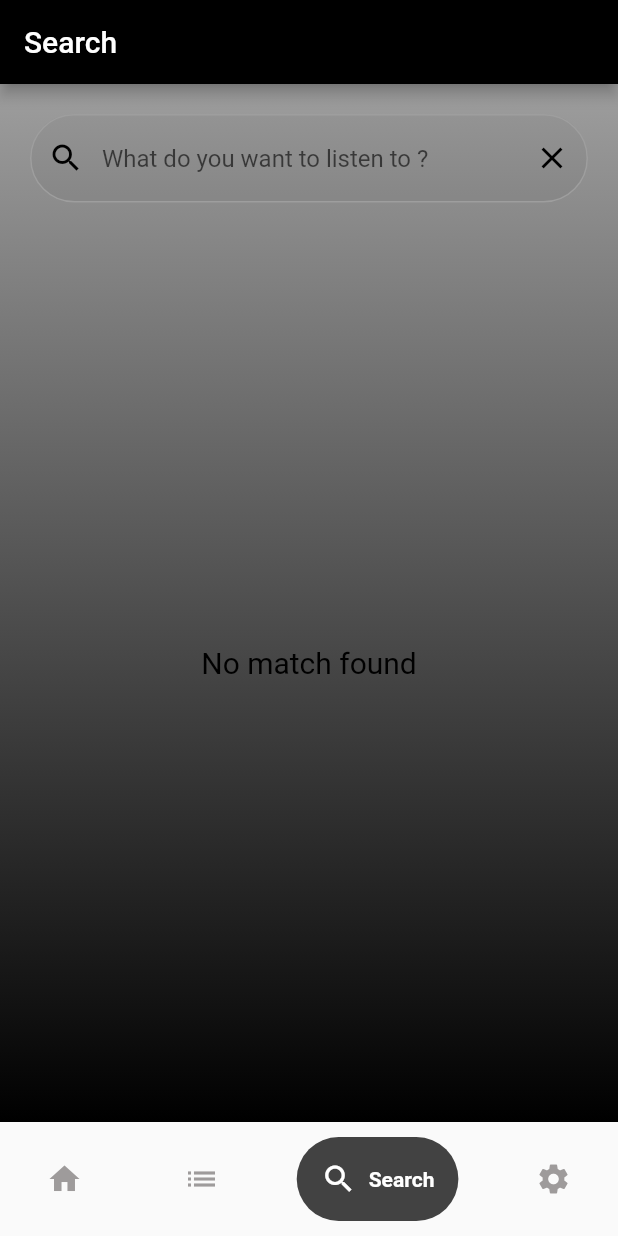
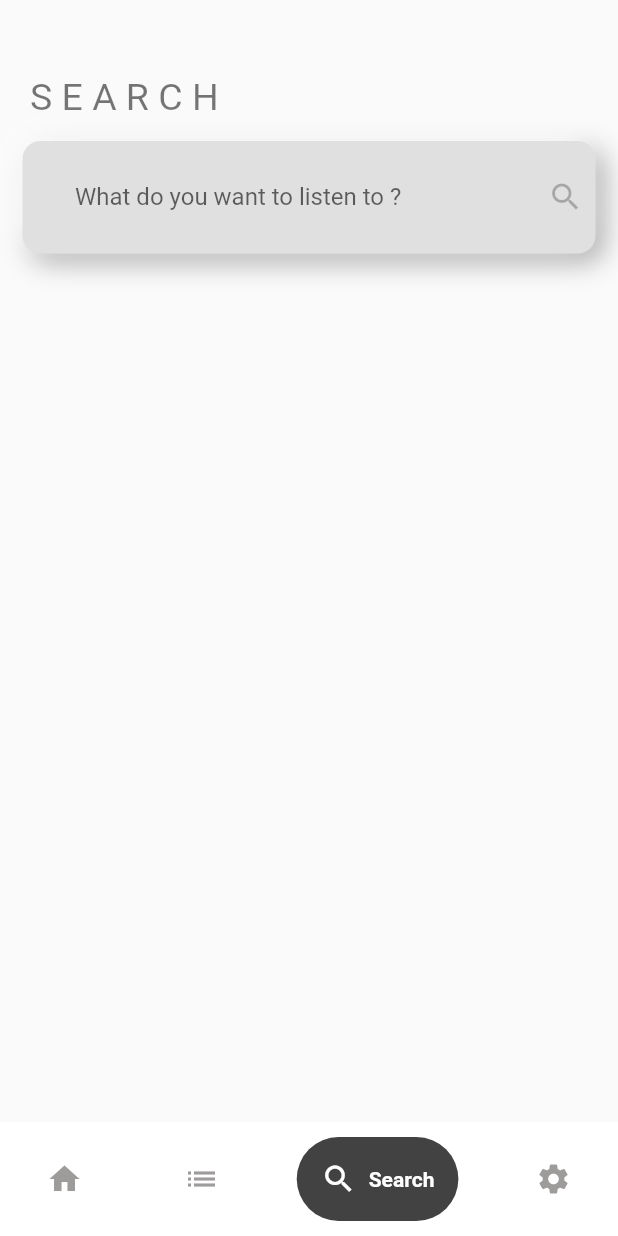
Before and after one commit to AmalNaroth/Naro-Music, a Flutter app: the mainscreen screen opened directly, item 3 of the bottom bar chosen, on a phone screen of 412 x 824 dp. Run offline on Flutter 3.47's test engine with Material 2 defaults, Android fonts, the phone set to English and light mode, and no system bars; drawn by our look-alikes of google_nav_bar; our stand-ins replace assets_audio_player, flutter_neumorphic, get, hive_flutter, on_audio_query, percent_indicator and 4 more; accounts and stored records are empty.

Commit message:
completed search  next drawer

```diff
--- a/lib/ui/bottom_navbarroot/bottomNavBar.dart
+++ b/lib/ui/bottom_navbarroot/bottomNavBar.dart
@@ -27,7 +27,7 @@ class _mainscreenState extends State<mainscreen> {
       resizeToAvoidBottomInset: false,
       body: routes[index],
       bottomNavigationBar: Container(
-        color: Colors.transparent,
+        color: Colors.white,
         child: Padding(
           padding: const EdgeInsets.symmetric(vertical: 10,horizontal: 15),
           child: GNav(
--- a/lib/ui/search_page/search_screen.dart
+++ b/lib/ui/search_page/search_screen.dart
@@ -1,11 +1,12 @@
 import 'package:flutter/material.dart';
-import 'package:flutter/services.dart';
 import 'package:naromusic/db/db_List/songNotifierList.dart';
 import 'package:naromusic/db/functions/db_functions.dart';
 import 'package:naromusic/db/models/songsmodel.dart';
 import 'package:naromusic/ui/controllers/player_controller.dart';
 import 'package:naromusic/ui/nowPlaying/nowplayingscreen.dart';
+import 'package:naromusic/ui/whiteshadowdesign/NueBox.dart';
 import 'package:on_audio_query/on_audio_query.dart';
+import 'package:text_scroll/text_scroll.dart';
 
 class search_screen extends StatefulWidget {
   const search_screen({super.key});
@@ -22,141 +23,117 @@ class _search_screenState extends State<search_screen> {
    late List<songsmodel>songsdisplaylist=List<songsmodel>.from(allSongListNotifier.value);
 
   final _searchController=TextEditingController();
-  FocusNode _focusNode = FocusNode();
-
-  @override
-  void initState() {
-
-     _focusNode.addListener(_onFocusChange);
-    // TODO: implement initState
-    super.initState();
-  }
-
-  void _onFocusChange() {
-    FocusScope.of(context).unfocus();
-}
-  void dispose() {
-  _focusNode.removeListener(_onFocusChange);
-  _focusNode.dispose();
-  super.dispose();
-}
 
   @override
   Widget build(BuildContext context) {
-    return Scaffold(
-      resizeToAvoidBottomInset: false,
-      appBar: AppBar(
-        title: Text("Search"),
-        backgroundColor: Colors.black,
+    return SingleChildScrollView(
+      child: Column(
+        crossAxisAlignment: CrossAxisAlignment.start,
+        children: [
+          SizedBox(height: 50,),
+          Padding(
+            padding: const EdgeInsets.symmetric(horizontal: 20),
+            child: Text("S E A R C H",style: TextStyle(
+              fontSize: 25,
+              //fontWeight: FontWeight.w500,
+              color: Colors.black54
+            ),),
           ),
-     body:Container(
-      decoration: BoxDecoration(
-        gradient: LinearGradient(
-          begin: Alignment.topCenter,
-          end: Alignment.bottomCenter,
-          colors: [
-            Colors.grey,
-            Colors.black
-          ]
+          SizedBox(height: 15,),
+          Padding(
+            padding: const EdgeInsets.symmetric(horizontal: 15),
+            child: NeuBox(
+              child: Row(
+                  mainAxisAlignment: MainAxisAlignment.spaceBetween,
+                  children: [
+                  Container(
+                    width: 300,
+                    child: Padding(padding: EdgeInsets.symmetric(horizontal: 15),
+                    child: TextFormField(decoration: InputDecoration(
+                      fillColor: Colors.grey[300],
+                      labelText: "What do you want to listen to ?",
+                      border: InputBorder.none,
+                      filled: true,
                     ),
-      ),
-      child: Column(
-      children: [
-        Padding(
-          padding: const EdgeInsets.only(top: 20,left: 20,right: 20),
-          child: FocusScope(
-            child: TextFormField(
-               focusNode: _focusNode,
-              decoration: InputDecoration(
-                prefixIcon: Icon(Icons.search,color: Colors.black,),
-                hintText:"What do you want to listen to ?",
-                suffixIcon: IconButton(onPressed: (){
-                  cleartext();
-                }, icon: Icon(Icons.clear,color: Colors.black),
-                ),
-                filled: true,
-                border: OutlineInputBorder(
-                  borderSide: BorderSide(color: Colors.black),
-                  borderRadius: BorderRadius.circular(50),
-
-                ),
-                enabledBorder: OutlineInputBorder(
-                  borderRadius: BorderRadius.circular(50.0),
-                  borderSide: BorderSide(color: Colors.grey),
-                ),
-                focusedBorder: OutlineInputBorder(
-                borderRadius: BorderRadius.circular(50.0),
-                borderSide: BorderSide(color: Color.fromARGB(255, 0, 0, 0)),
-                 ),
-              ),
-              autofocus: true,
                     controller: _searchController,
-              cursorColor: Colors.black,
+              cursorColor: Colors.grey,
               onChanged:(value) {
                 songsearch(value);
               },
                     ),
                     ),
                   ),
-        Expanded(
-                child: songsdisplaylist.isNotEmpty
-                    ?  Padding(
-                   padding: const EdgeInsets.only(left: 15,right: 15,top: 5),
-                   child: ListView.builder(
+                  Icon(Icons.search,color: Colors.black26,)
+                ],),
+            ),
+          ),
+          //SizedBox(height: 20,),
+          ListView.builder(
             itemCount: songsdisplaylist.length,
-                      itemBuilder: (context, index) {
+            physics: NeverScrollableScrollPhysics(),
+            shrinkWrap: true,
+            itemBuilder: (BuildContext context, int index) {
               final data=songsdisplaylist[index];
+               bool isChecking = favouritecheckings(data);
               return Container(
-                          color: Color.fromARGB(255, 98, 97, 97),
-                          margin: EdgeInsets.only(bottom: 5),
+                       margin: EdgeInsets.only(left: 15,bottom: 5,right: 15),
                         child: ListTile(
       shape: RoundedRectangleBorder(
         borderRadius: BorderRadius.circular(12),
       ),
-                            leading: QueryArtworkWidget(id: data.id, type:ArtworkType.AUDIO,
-                            nullArtworkWidget: Icon(Icons.music_note_rounded),
+      leading: QueryArtworkWidget(
+        id:data.id,
+        type: ArtworkType.AUDIO,
+        nullArtworkWidget: CircleAvatar(
+          backgroundImage: AssetImage('assets/images/Naro logo.png'),
         ),
-                            title: Text(data.songName,overflow: TextOverflow.ellipsis,),
-                            subtitle: Text(data.artistName,overflow: TextOverflow.ellipsis,),
+      ),
+      title: TextScroll(
+        data.songName,
+      ),
+      subtitle: Text(
+        data.artistName,
+        overflow: TextOverflow.ellipsis,
+      ),
       tileColor: Color.fromARGB(0, 136, 136, 136).withOpacity(0.3),
       trailing: Row(
         mainAxisSize: MainAxisSize.min,
         children: [
-                                IconButton(onPressed: () {
-
-                                }, icon: Icon(Icons.list)),
+          IconButton(onPressed: () {}, icon: Icon(Icons.list)),
           IconButton(
               onPressed: () {
-                                      addtofavroutiedbfunction(data,context);
+                setState(() {
+                  if (isChecking == false) {
+                    addtofavroutiedbfunction(data, context);
+                  } else {
+                    favsongslistdelete(data, context);
+                  }
+                });
               },
-                                    icon: Icon(Icons.favorite_outline_outlined))
+              icon: isChecking == true
+                  ? Icon(Icons.favorite)
+                  : Icon(Icons.favorite_outline_outlined))
         ],
       ),
       onTap: () {
         playsongs(index, songsdisplaylist);
-                              Navigator.push(context, MaterialPageRoute(builder: (context) => nowplayingscreen(data: data,),));
+        Navigator.push(
+            context,
+            MaterialPageRoute(
+              builder: (context) => nowplayingscreen(data:data),
+            ));
       },
-                          ),
+    )
                       );
             },
           )
-                 ):const Center(
-                        child: Text(
-                          'No match found',
-                          style: TextStyle(fontSize: 20),
-                          textAlign: TextAlign.center,
-                        ),
-                      ),
-               ),
         ],
       ),
-        )
     );
   }
   void songsearch(String value){
     songsdisplaylist.clear;
     setState(() {
-
     songsdisplaylist =allSongListNotifier.value
           .where((element) =>
               element.songName.toLowerCase().startsWith(value.toLowerCase()))
```
Also changed, not shown: lib/ui/home_page/home_screen.dart (+0 -12 lines), lib/widgets/allwidget.dart (+0 -36 lines). Lines whose indentation alone changed are shown as unchanged.
